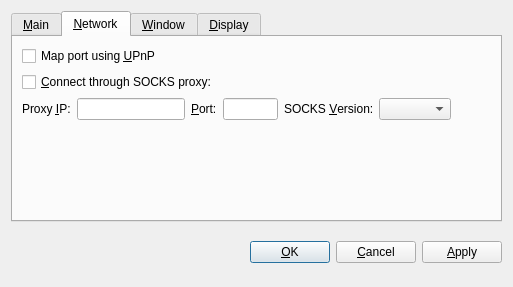
The window that src/qt/forms/optionsdialog.ui (PalinuroSec/FrozenBoxCoin) describes before a commit, drawn with Qt 5.
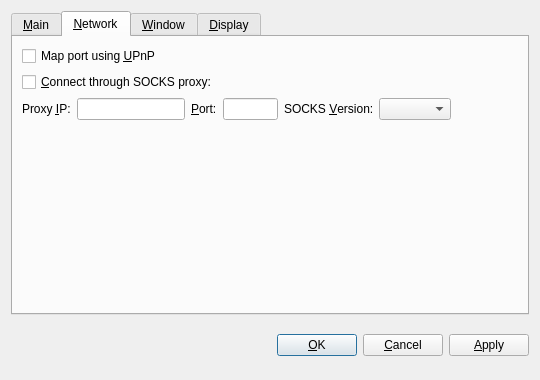
The same window after the commit. Custom widgets are drawn as their Qt base class.

```diff
--- a/src/qt/forms/optionsdialog.ui
+++ b/src/qt/forms/optionsdialog.ui
@@ -2,7 +2,7 @@
 <ui version="4.0">
  <class>OptionsDialog</class>
  <widget class="QDialog" name="OptionsDialog">
-  <property name="GEOmetry">
+  <property name="geometry">
    <rect>
     <x>0</x>
     <y>0</y>
```
